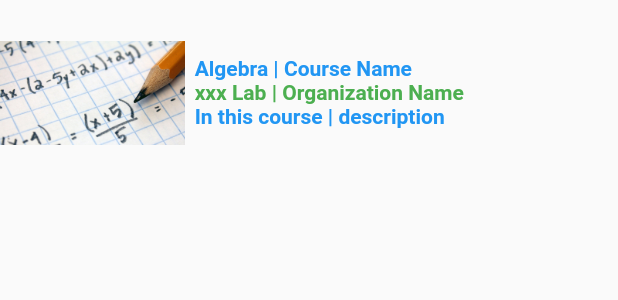
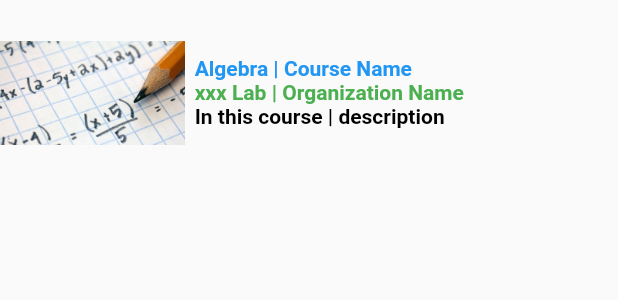
Before and after one commit to wongchengyi/FYPWEBlimelight, a Flutter app: what providedCourse() shows on an empty page, opened directly with empty values, on a phone screen of 412 x 824 dp. Shown: the top 300 px of the screen. Run offline on Flutter 3.47's test engine with Material 2 defaults, Android fonts, the phone set to English and light mode, and no system bars; our stand-ins replace syncfusion_flutter_calendar; missing offline and left inert: dart:html.

```diff
--- a/lib/page/coursecontent/mainCourseLandingPage.dart
+++ b/lib/page/coursecontent/mainCourseLandingPage.dart
@@ -263,7 +263,7 @@ class providedCourse extends StatelessWidget {
                     Text(
                       'In this course | description',
                       style: TextStyle(
-                          color: Colors.blue, fontWeight: FontWeight.bold),
+                          color: Colors.black, fontWeight: FontWeight.bold),
                     ),
                   ],
                 ),
```
